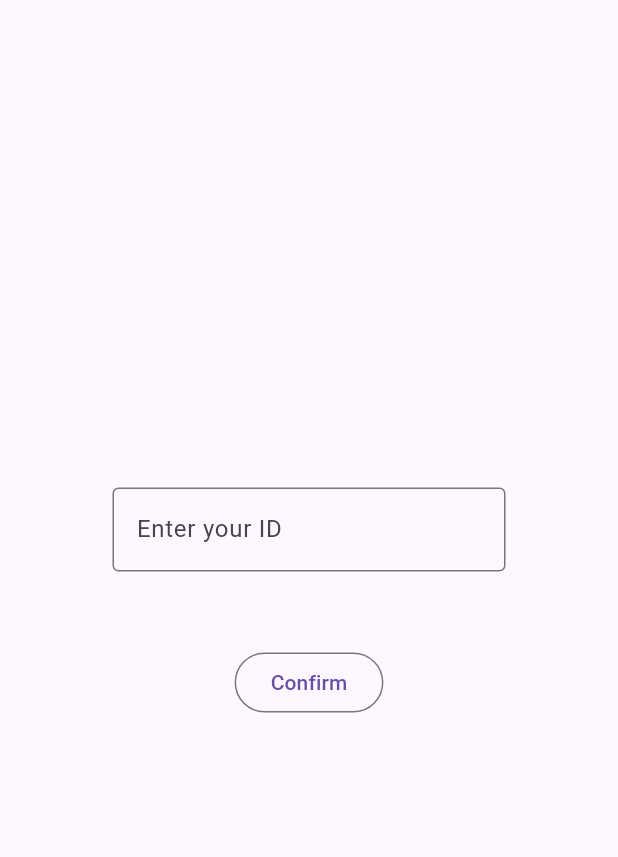
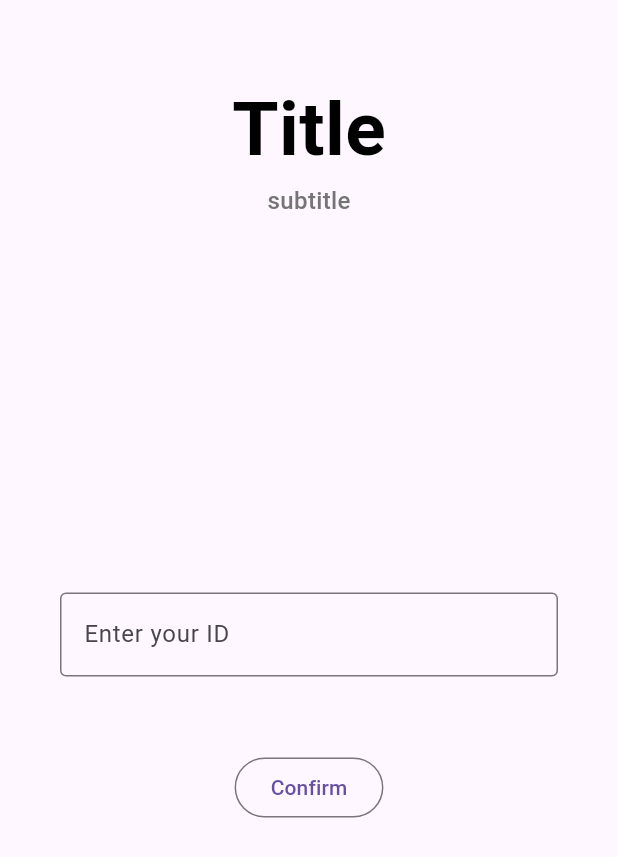
Before and after one commit to maesung-git-company/contract, a Flutter app: the screen it shows after launch, on a phone screen of 412 x 824 dp. Shown: the top 857 px of the screen. Run offline on Flutter 3.47's test engine with Material 3 defaults, Android fonts, the phone set to English and light mode, and no system bars; our stand-ins replace flutter_dotenv, pedometer, permission_handler, shared_preferences, supabase_flutter; accounts and stored records are empty.

Commit message:
re:login.dart

```diff
--- a/lib/page/login/login_page.dart
+++ b/lib/page/login/login_page.dart
@@ -86,9 +86,24 @@ class _LoginPageState extends State<LoginPage> {
   Widget build(BuildContext context) {
     return MaterialApp(
         home: Scaffold(
-          body: Container(margin: EdgeInsets.all(75),
+          body: Container(margin: EdgeInsets.fromLTRB(40, 50, 40, 0),
             child: Column(
               children: [
+                Text("Title",
+                  style: TextStyle(
+                    fontSize: 50,
+                    fontWeight: FontWeight.w700,
+                    color: Colors.black,
+                  ),
+                ),
+                Text(
+                  "subtitle",
+                  style: TextStyle(
+                    fontSize: 16,
+                    fontWeight: FontWeight.w500,
+                    color: const Color(0xff757575)
+                  ),
+                ),
                 SizedBox(height: 250,),
                 TextField(
                   controller: _loginIdController,
```
